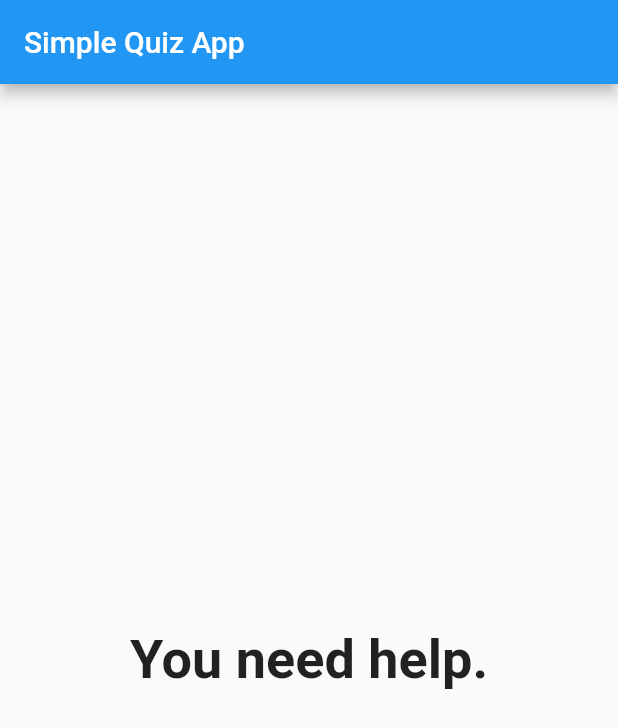
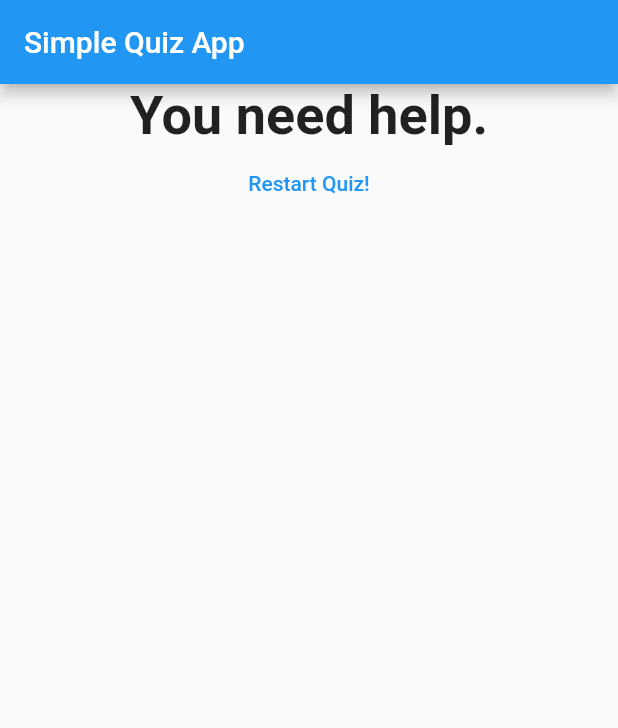
Before and after one commit to MattPerreault/flutter_quiz_app, a Flutter app: the screen it shows after launch, after a tap on "Red", after a tap on "Cat", after a tap on "Austin", on a phone screen of 412 x 824 dp. Shown: the top 728 px of the screen. Run offline on Flutter 3.47's test engine with Material 2 defaults, Android fonts, the phone set to English and light mode, and no system bars.

Commit message:
Add reset button.

```diff
--- a/flutter_quiz_app/lib/main.dart
+++ b/flutter_quiz_app/lib/main.dart
@@ -55,6 +55,13 @@ class _MyAppState extends State<MyApp> {
     });
   }
 
+  void _resetQuiz() {
+    setState(() {
+      _questionIndex = 0;
+      _totalScore = 0;
+    });
+  }
+
   @override
   Widget build(BuildContext context) {
     return MaterialApp(
@@ -67,7 +74,7 @@ class _MyAppState extends State<MyApp> {
                 answerQuestion: _answerQuestion,
                 questions: _questions,
                 questionIndex: _questionIndex)
-            : Result(_totalScore),
+            : Result(_totalScore, _resetQuiz),
       ),
     );
   }
--- a/flutter_quiz_app/lib/result.dart
+++ b/flutter_quiz_app/lib/result.dart
@@ -2,15 +2,17 @@ import 'package:flutter/material.dart';
 
 class Result extends StatelessWidget {
   final int totalScore;
-  Result(this.totalScore);
+  final Function resetHandler;
+
+  Result(this.totalScore, this.resetHandler);
 
   String get resultPhrase {
     var resultText;
     if (totalScore <= 8) {
       resultText = 'You are awesome!';
-    } else if (totalScore <= 12){
+    } else if (totalScore <= 12) {
       resultText = 'Ehh, I would have chosen some different answers.';
-    } else if( totalScore <= 16){
+    } else if (totalScore <= 16) {
       resultText = 'You need help.';
     }
 
@@ -20,7 +22,9 @@ class Result extends StatelessWidget {
   @override
   Widget build(BuildContext context) {
     return Center(
-      child: Text (
+      child: Column(
+        children: <Widget>[
+          Text(
             resultPhrase,
             style: TextStyle(
               fontSize: 36,
@@ -28,6 +32,13 @@ class Result extends StatelessWidget {
             ),
             textAlign: TextAlign.center,
           ),
+          FlatButton(
+            child: Text('Restart Quiz!'),
+            textColor: Colors.blue,
+            onPressed: resetHandler,
+          ),
+        ],
+      ),
     );
   }
 }
```
Lines whose indentation alone changed are shown as unchanged.
